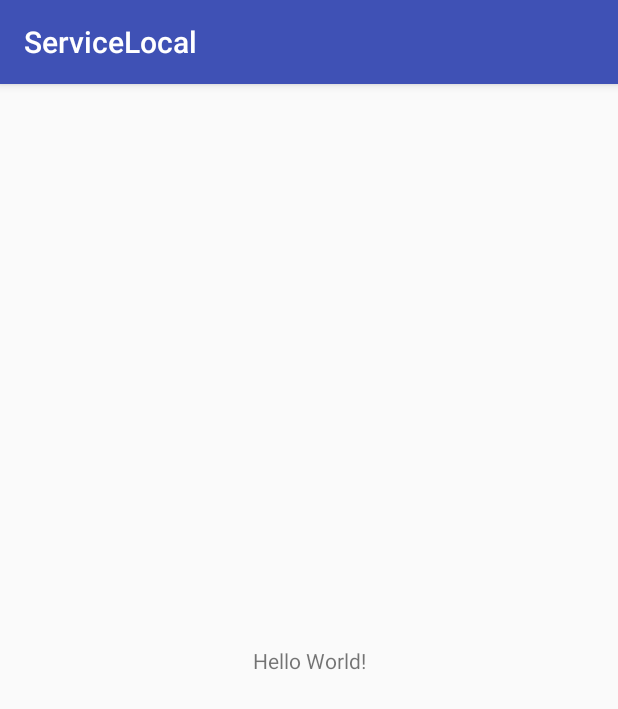
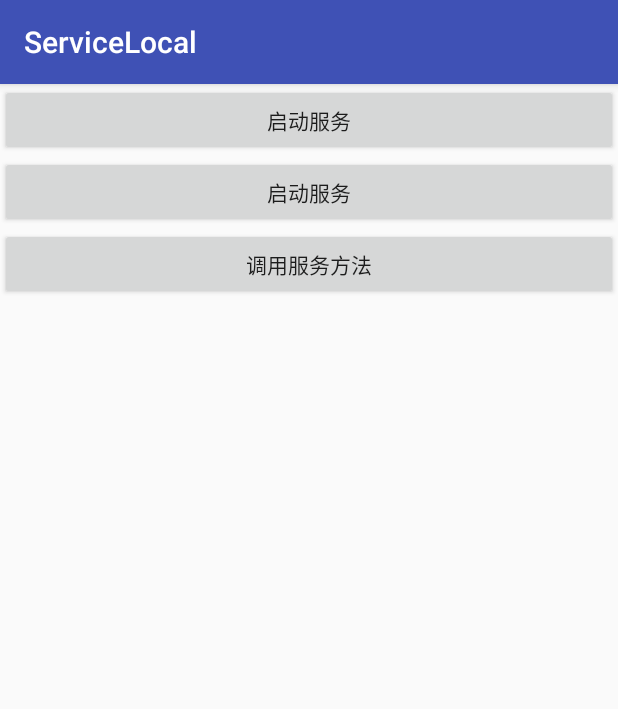
Before and after one commit to maogefff/AndroidTest, an Android app: the screen it shows after launch (MainActivity), on a phone screen of 412 x 824 dp. Shown: the top 709 px of the screen. Run offline under Robolectric (Android 15) with nearby library versions, the phone set to English and light mode, and no system bars.

Commit message:
<--V2.0--> : local/aidl service is success

```diff
--- a/ServiceLocal/app/src/main/res/layout/activity_main.xml
+++ b/ServiceLocal/app/src/main/res/layout/activity_main.xml
@@ -1,18 +1,29 @@
 <?xml version="1.0" encoding="utf-8"?>
-<android.support.constraint.ConstraintLayout xmlns:android="http://schemas.android.com/apk/res/android"
+<LinearLayout xmlns:android="http://schemas.android.com/apk/res/android"
     xmlns:app="http://schemas.android.com/apk/res-auto"
     xmlns:tools="http://schemas.android.com/tools"
     android:layout_width="match_parent"
     android:layout_height="match_parent"
+    android:orientation="vertical"
     tools:context="com.example.tony.servicelocal.MainActivity">
 
-    <TextView
-        android:layout_width="wrap_content"
+    <Button
+        android:layout_width="match_parent"
         android:layout_height="wrap_content"
-        android:text="Hello World!"
-        app:layout_constraintBottom_toBottomOf="parent"
-        app:layout_constraintLeft_toLeftOf="parent"
-        app:layout_constraintRight_toRightOf="parent"
-        app:layout_constraintTop_toTopOf="parent" />
+        android:id="@+id/startService"
+        android:text="启动服务"/>
 
-</android.support.constraint.ConstraintLayout>
+    <Button
+        android:layout_width="match_parent"
+        android:layout_height="wrap_content"
+        android:id="@+id/stopService"
+        android:text="启动服务"/>
+
+    <Button
+        android:layout_width="match_parent"
+        android:layout_height="wrap_content"
+        android:id="@+id/callService"
+        android:text="调用服务方法"/>
+
+
+</LinearLayout>
```
Also changed, not shown: ServiceLocal/app/src/main/AndroidManifest.xml (+6 -1 lines), ServiceLocal/app/src/main/java/com/example/tony/servicelocal/AIDLService.java (+36 -3 lines), ServiceLocal/app/src/main/aidl/com/example/tony/servicelocal/IRemoteServiceTest.aidl (added).
